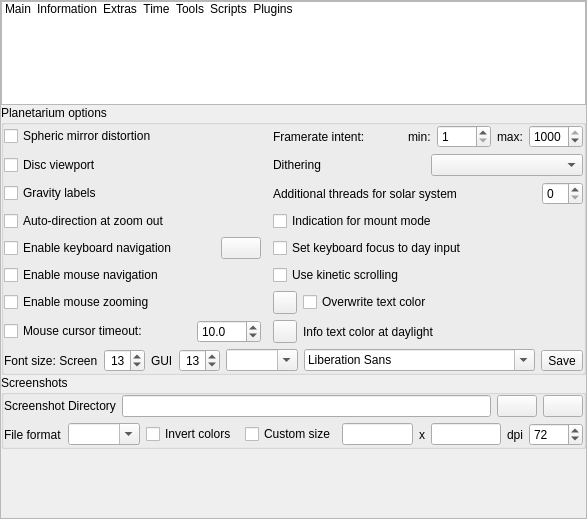
Qt form src/gui/configurationDialog.ui (Stellarium/stellarium) before a commit.
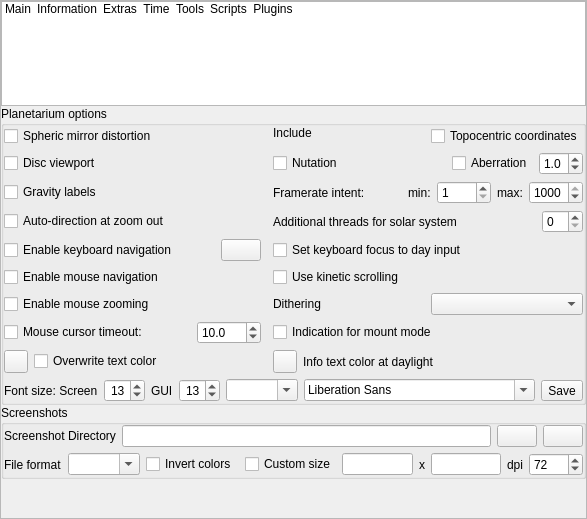
The same form after that commit. The open tabs and pages were chosen to show the change. Icons and pictures are not drawn. Custom widgets are drawn as their Qt base class.

Commit message: Another rearrangement of GUI elements

```diff
--- a/src/gui/configurationDialog.ui
+++ b/src/gui/configurationDialog.ui
@@ -1170,64 +1170,15 @@
                 </widget>
              </item>
 			 <item row="1" column="1">
-                <widget class="QLabel" name="label_Include">
-				<property name="alignment">
-                  <set>Qt::AlignRight</set>
+                <widget class="QCheckBox" name="azimuthFromSouthcheckBox">
+                 <property name="toolTip">
+                  <string>Activate this option to calculate azimuth from south towards west.</string>
                  </property>
                  <property name="text">
                   <string>Include </string>
                  </property>
                 </widget>
-             </item>			   
-			 <item row="1" column="2" colspan="2">
-              <widget class="QCheckBox" name="topocentricCheckBox">
-               <property name="toolTip">
-                <string>Activate to view as seen from surface of the planet (recommended). If switched off, display planetocentric view.</string>
-               </property>
-               <property name="text">
-                <string>Topocentric coordinates</string>
-               </property>
-              </widget>
              </item>
-			 <item row="2" column="2" colspan="2">
-                <widget class="QCheckBox" name="nutationCheckBox">
-                 <property name="toolTip">
-                  <string>Nutation is a small wobble of Earth's axis, amounting to a few arcseconds.</string>
-                 </property>
-                 <property name="text">
-                  <string>Nutation</string>
-                 </property>
-                </widget>
-               </item>
-               <item row="3" column="2">
-                <widget class="QCheckBox" name="aberrationCheckBox">
-                 <property name="toolTip">
-                  <string>Annual aberration is an annual wobble in positions, amounting to max. about 20 arcseconds for observers on Earth.</string>
-                 </property>
-                 <property name="text">
-                  <string>Aberration</string>
-                 </property>
-                </widget>
-               </item>
-               <item row="3" column="3">
-                <widget class="QDoubleSpinBox" name="aberrationSpinBox">
-                 <property name="toolTip">
-                  <string>Exaggerate aberration (for didactic explanations)</string>
-                 </property>
-                 <property name="decimals">
-                  <number>1</number>
-                 </property>
-                 <property name="maximum">
-                  <double>5.000000000000000</double>
-                 </property>
-                 <property name="singleStep">
-                  <double>0.100000000000000</double>
-                 </property>
-                 <property name="value">
-                  <double>1.000000000000000</double>
-                 </property>
-                </widget>
-               </item>
             </layout>
            </widget>
           </item>
@@ -1851,21 +1802,87 @@
                </property>
               </widget>
              </item>
+             <item row="0" column="3">
+              <layout class="QHBoxLayout" name="horizontalLayout_IncludeTC">
+			  <item>
+               <widget class="QLabel" name="label_Include">
+				<property name="alignment">
+                  <set>Qt::AlignLeft</set>
+                 </property>
+                 <property name="text">
+                  <string>Include </string>
+                 </property>
+                </widget>
+				</item>
+				<item>
+                <widget class="QCheckBox" name="topocentricCheckBox">
+               <property name="toolTip">
+                <string>Activate to view as seen from surface of the planet (recommended). If switched off, display planetocentric view.</string>
+               </property>
+               <property name="text">
+                <string>Topocentric coordinates</string>
+               </property>
+              </widget>
+			  </item>
+			  </layout>
+			 </item>
              <item row="1" column="3">
-              <layout class="QHBoxLayout" name="horizontalLayout_dither">
-               <item>
-                <widget class="QLabel" name="dithering_label">
+              <layout class="QHBoxLayout" name="horizontalLayout_IncludeNutAberr">
+			   <item>
+                <widget class="QCheckBox" name="nutationCheckBox">
+                 <property name="toolTip">
+                  <string>Nutation is a small wobble of Earth's axis, amounting to a few arcseconds.</string>
+                 </property>
                  <property name="text">
-                  <string>Dithering</string>
+                  <string>Nutation</string>
                  </property>
                 </widget>
                </item>
+			   <item>
+                <spacer name="horizontalSpacer_NutAberr">
+                 <property name="orientation">
+                  <enum>Qt::Horizontal</enum>
+                 </property>
+                 <property name="sizeHint" stdset="0">
+                  <size>
+                   <width>40</width>
+                   <height>20</height>
+                  </size>
+                 </property>
+                </spacer>
+               </item>
+                 <item>
+                <widget class="QCheckBox" name="aberrationCheckBox">
+                 <property name="toolTip">
+                  <string>Annual aberration is an annual wobble in positions, amounting to max. about 20 arcseconds for observers on Earth.</string>
+                 </property>
+                 <property name="text">
+                  <string>Aberration</string>
+                 </property>
+                </widget>
+               </item>
                <item>
-                <widget class="QComboBox" name="ditheringComboBox"/>
+                <widget class="QDoubleSpinBox" name="aberrationSpinBox">
+                 <property name="toolTip">
+                  <string>Exaggerate aberration (for didactic explanations)</string>
+                 </property>
+                 <property name="decimals">
+                  <number>1</number>
+                 </property>
+                 <property name="maximum">
+                  <double>5.000000000000000</double>
+                 </property>
+                 <property name="singleStep">
+                  <double>0.100000000000000</double>
+                 </property>
+                 <property name="value">
+                  <double>1.000000000000000</double>
+                 </property>
+                </widget>
                </item>
-              </layout>
-             </item>
-             <item row="0" column="3">
+			  </layout>
+			 </item>
+             <item row="2" column="3">
               <layout class="QHBoxLayout" name="horizontalLayout_fps">
                <item>
                 <widget class="QLabel" name="label_fpsIntent">
@@ -1938,7 +1955,7 @@
                </item>
               </layout>
              </item>
-             <item row="2" column="3">
+             <item row="3" column="3">
               <layout class="QHBoxLayout" name="horizontalLayout_threads">
                <item>
                 <widget class="QLabel" name="label_threads">
@@ -2086,16 +2103,6 @@
                </item>
               </layout>
              </item>
-             <item row="3" column="3">
-              <widget class="QCheckBox" name="indicationMountModeCheckBox">
-               <property name="toolTip">
-                <string>Flash a short message when toggling mount mode.</string>
-               </property>
-               <property name="text">
-                <string>Indication for mount mode</string>
-               </property>
-              </widget>
-             </item>
             <item row="4" column="3">
               <widget class="QCheckBox" name="focusOnDaySpinnerCheckBox">
                <property name="toolTip">
@@ -2117,6 +2124,30 @@
               </widget>
              </item>
              <item row="6" column="3">
+              <layout class="QHBoxLayout" name="horizontalLayout_dither">
+               <item>
+                <widget class="QLabel" name="dithering_label">
+                 <property name="text">
+                  <string>Dithering</string>
+                 </property>
+                </widget>
+               </item>
+               <item>
+                <widget class="QComboBox" name="ditheringComboBox"/>
+               </item>
+              </layout>
+             </item>
+             <item row="7" column="3">
+              <widget class="QCheckBox" name="indicationMountModeCheckBox">
+               <property name="toolTip">
+                <string>Flash a short message when toggling mount mode.</string>
+               </property>
+               <property name="text">
+                <string>Indication for mount mode</string>
+               </property>
+              </widget>
+             </item>
+             <item row="9" column="1">
               <layout class="QHBoxLayout" name="horizontalLayout_15">
                <item>
                 <widget class="ColorButton" name="overwriteTextColorButton">
@@ -2137,7 +2168,7 @@
                </item>
               </layout>
              </item>
-             <item row="7" column="3">
+             <item row="9" column="3">
               <layout class="QHBoxLayout" name="horizontalLayout_14">
                <item>
                 <widget class="ColorButton" name="daylightTextColorButton">
@@ -2155,7 +2186,7 @@
                </item>
               </layout>
              </item>
-             <item row="8" column="1" colspan="3">
+             <item row="10" column="1" colspan="3">
               <layout class="QHBoxLayout" name="fontHorizontalLayout">
                <item>
                 <widget class="QLabel" name="fontSizeLabel">
```
Left out of the diff: 12 changed lines with no effect on the pictures.
